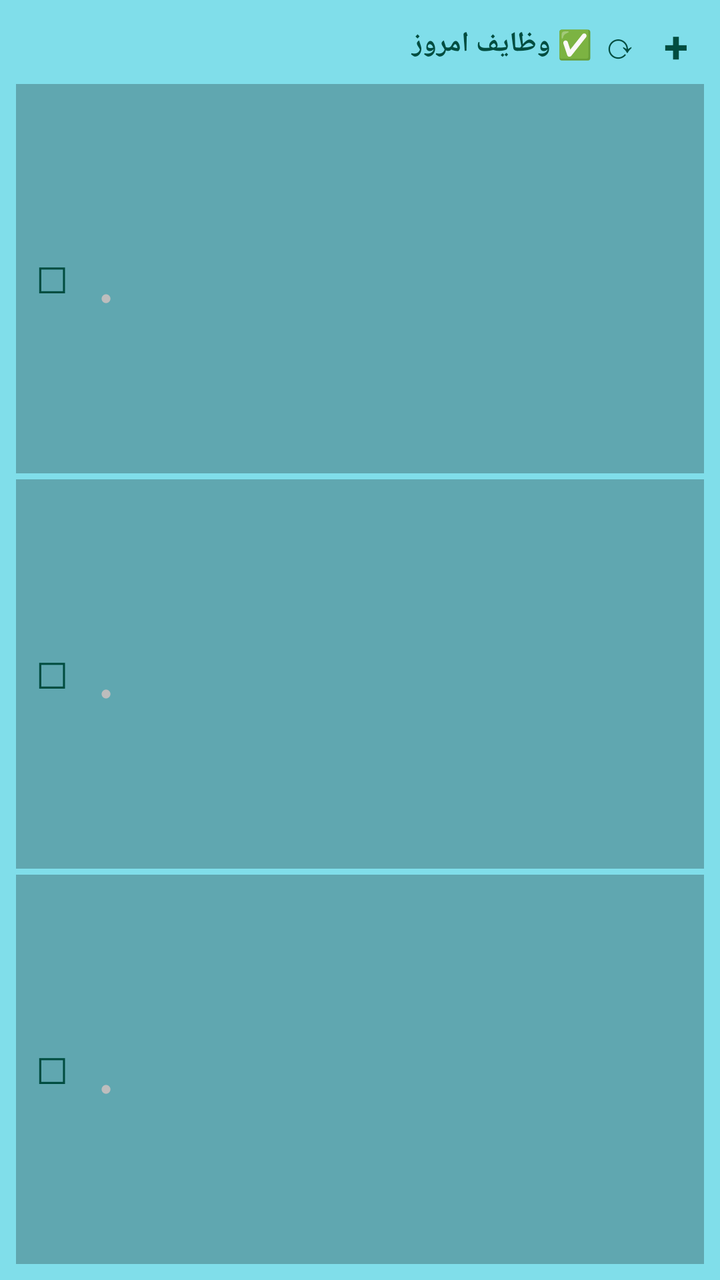
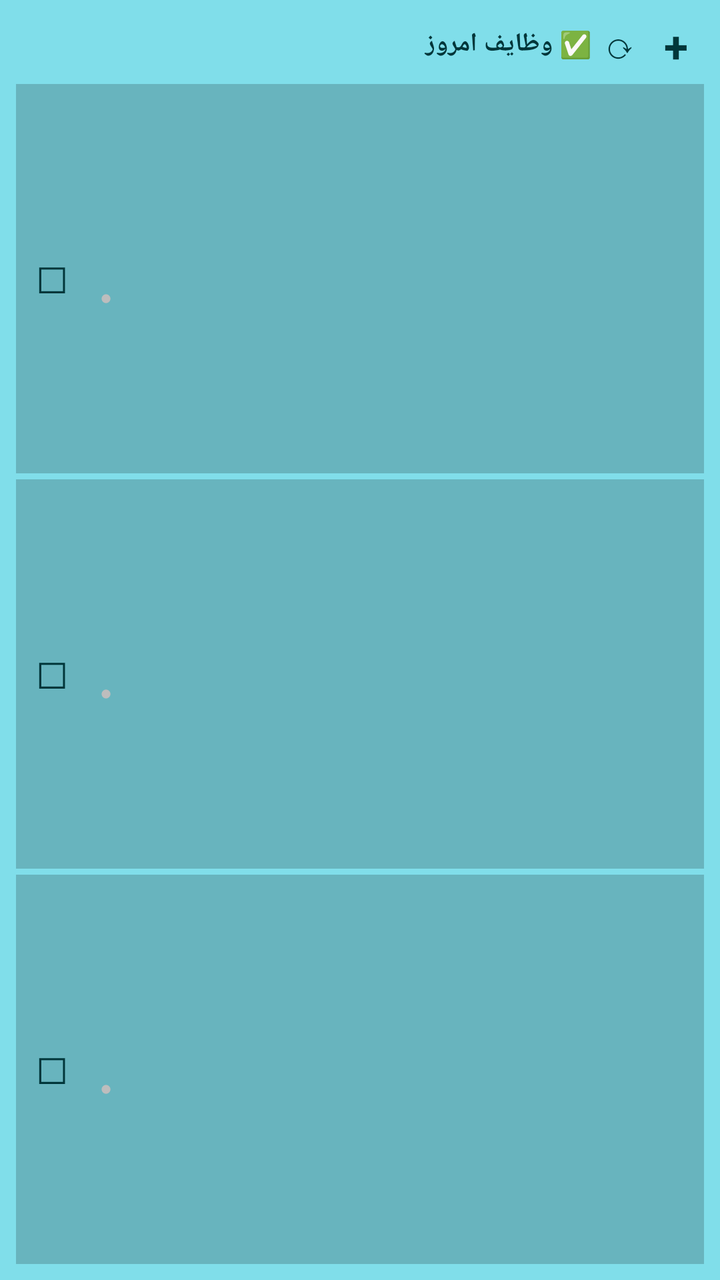

Two renders of the same Android screen: before a commit and after it. Below are the layout's source before the change and the commit's diff.
<!-- AndroidManifest.xml: application theme Theme.Yaddasht -->
<!-- res/layout/task_widget_layout.xml -->
<?xml version="1.0" encoding="utf-8"?>
<LinearLayout xmlns:android="http://schemas.android.com/apk/res/android"
    android:id="@+id/task_widget_root"
    android:layout_width="match_parent"
    android:layout_height="match_parent"
    android:orientation="vertical"
    android:background="#FF80DEEA"
    android:padding="8dp">

    <LinearLayout
        android:layout_width="match_parent"
        android:layout_height="wrap_content"
        android:orientation="horizontal"
        android:gravity="center_vertical"
        android:layout_marginBottom="6dp">
        <TextView
            android:id="@+id/task_widget_title"
            android:layout_width="0dp"
            android:layout_height="wrap_content"
            android:layout_weight="1"
            android:text="✅ وظایف امروز"
            android:textColor="#FF004D40"
            android:textSize="14sp"
            android:textStyle="bold" />
        <TextView
            android:id="@+id/task_refresh"
            android:layout_width="28dp"
            android:layout_height="28dp"
            android:text="⟳"
            android:textColor="#FF004D40"
            android:textSize="18sp"
            android:gravity="center" />
        <TextView
            android:id="@+id/task_add"
            android:layout_width="28dp"
            android:layout_height="28dp"
            android:text="+"
            android:textColor="#FF004D40"
            android:textSize="22sp"
            android:textStyle="bold"
            android:gravity="center" />
    </LinearLayout>

    <LinearLayout
        android:id="@+id/task_item_1"
        android:layout_width="match_parent"
        android:layout_height="0dp"
        android:layout_weight="1"
        android:orientation="horizontal"
        android:background="#40000000"
        android:padding="6dp"
        android:gravity="center_vertical"
        android:layout_marginBottom="3dp">
        <TextView
            android:id="@+id/task_check_1"
            android:layout_width="24dp"
            android:layout_height="24dp"
            android:text="☐"
            android:textColor="#FF004D40"
            android:textSize="18sp"
            android:gravity="center" />
        <LinearLayout
            android:layout_width="0dp"
            android:layout_height="wrap_content"
            android:layout_weight="1"
            android:orientation="vertical"
            android:layout_marginStart="6dp">
            <TextView
                android:id="@+id/task_title_1"
                android:layout_width="match_parent"
                android:layout_height="wrap_content"
                android:textColor="#FF004D40"
                android:textSize="12sp"
                android:textStyle="bold"
                android:maxLines="1"
                android:ellipsize="end" />
            <LinearLayout
                android:layout_width="match_parent"
                android:layout_height="wrap_content"
                android:orientation="horizontal"
                android:gravity="center_vertical"
                android:layout_marginTop="2dp">
                <TextView
                    android:id="@+id/task_time_1"
                    android:layout_width="wrap_content"
                    android:layout_height="wrap_content"
                    android:textColor="#FF00796B"
                    android:textSize="9sp"
                    android:maxLines="1" />
                <TextView
                    android:id="@+id/task_priority_1"
                    android:layout_width="wrap_content"
                    android:layout_height="wrap_content"
                    android:layout_marginStart="6dp"
                    android:text="●"
                    android:textColor="#FFBDBDBD"
                    android:textSize="10sp" />
            </LinearLayout>
        </LinearLayout>
    </LinearLayout>

    <LinearLayout
        android:id="@+id/task_item_2"
        android:layout_width="match_parent"
        android:layout_height="0dp"
        android:layout_weight="1"
        android:orientation="horizontal"
        android:background="#40000000"
        android:padding="6dp"
        android:gravity="center_vertical"
        android:layout_marginBottom="3dp">
        <TextView
            android:id="@+id/task_check_2"
            android:layout_width="24dp"
            android:layout_height="24dp"
            android:text="☐"
            android:textColor="#FF004D40"
            android:textSize="18sp"
            android:gravity="center" />
        <LinearLayout
            android:layout_width="0dp"
            android:layout_height="wrap_content"
            android:layout_weight="1"
            android:orientation="vertical"
            android:layout_marginStart="6dp">
            <TextView
                android:id="@+id/task_title_2"
                android:layout_width="match_parent"
                android:layout_height="wrap_content"
                android:textColor="#FF004D40"
                android:textSize="12sp"
                android:textStyle="bold"
                android:maxLines="1"
                android:ellipsize="end" />
            <LinearLayout
                android:layout_width="match_parent"
                android:layout_height="wrap_content"
                android:orientation="horizontal"
                android:gravity="center_vertical"
                android:layout_marginTop="2dp">
                <TextView
                    android:id="@+id/task_time_2"
                    android:layout_width="wrap_content"
                    android:layout_height="wrap_content"
                    android:textColor="#FF00796B"
                    android:textSize="9sp"
                    android:maxLines="1" />
                <TextView
                    android:id="@+id/task_priority_2"
                    android:layout_width="wrap_content"
                    android:layout_height="wrap_content"
                    android:layout_marginStart="6dp"
                    android:text="●"
                    android:textColor="#FFBDBDBD"
                    android:textSize="10sp" />
            </LinearLayout>
        </LinearLayout>
    </LinearLayout>

    <LinearLayout
        android:id="@+id/task_item_3"
        android:layout_width="match_parent"
        android:layout_height="0dp"
        android:layout_weight="1"
        android:orientation="horizontal"
        android:background="#40000000"
        android:padding="6dp"
        android:gravity="center_vertical">
        <TextView
            android:id="@+id/task_check_3"
            android:layout_width="24dp"
            android:layout_height="24dp"
            android:text="☐"
            android:textColor="#FF004D40"
            android:textSize="18sp"
            android:gravity="center" />
        <LinearLayout
            android:layout_width="0dp"
            android:layout_height="wrap_content"
            android:layout_weight="1"
            android:orientation="vertical"
            android:layout_marginStart="6dp">
            <TextView
                android:id="@+id/task_title_3"
                android:layout_width="match_parent"
                android:layout_height="wrap_content"
                android:textColor="#FF004D40"
                android:textSize="12sp"
                android:textStyle="bold"
                android:maxLines="1"
                android:ellipsize="end" />
            <LinearLayout
                android:layout_width="match_parent"
                android:layout_height="wrap_content"
                android:orientation="horizontal"
                android:gravity="center_vertical"
                android:layout_marginTop="2dp">
                <TextView
                    android:id="@+id/task_time_3"
                    android:layout_width="wrap_content"
                    android:layout_height="wrap_content"
                    android:textColor="#FF00796B"
                    android:textSize="9sp"
                    android:maxLines="1" />
                <TextView
                    android:id="@+id/task_priority_3"
                    android:layout_width="wrap_content"
                    android:layout_height="wrap_content"
                    android:layout_marginStart="6dp"
                    android:text="●"
                    android:textColor="#FFBDBDBD"
                    android:textSize="10sp" />
            </LinearLayout>
        </LinearLayout>
    </LinearLayout>
</LinearLayout>
<!-- resources referenced by this layout -->
<resources>
  <style name="Theme.Yaddasht" parent="android:Theme.Material.NoActionBar">
          <item name="android:windowBackground">@color/bg</item>
          <item name="android:statusBarColor">@color/bg</item>
          <item name="android:navigationBarColor">@color/bg</item>
      </style>
  <color name="bg">#123B33</color>
</resources>

<!-- the commit's change to res/layout/task_widget_layout.xml (unified diff, before → after) -->
@@ -19,15 +19,17 @@
             android:layout_height="wrap_content"
             android:layout_weight="1"
             android:text="✅ وظایف امروز"
-            android:textColor="#FF004D40"
-            android:textSize="14sp"
-            android:textStyle="bold" />
+            android:textColor="#FF00363A"
+            android:textSize="13sp"
+            android:textStyle="bold"
+            android:maxLines="1"
+            android:ellipsize="end" />
         <TextView
             android:id="@+id/task_refresh"
             android:layout_width="28dp"
             android:layout_height="28dp"
             android:text="⟳"
-            android:textColor="#FF004D40"
+            android:textColor="#FF00363A"
             android:textSize="18sp"
             android:gravity="center" />
         <TextView
@@ -35,7 +37,7 @@
             android:layout_width="28dp"
             android:layout_height="28dp"
             android:text="+"
-            android:textColor="#FF004D40"
+            android:textColor="#FF00363A"
             android:textSize="22sp"
             android:textStyle="bold"
             android:gravity="center" />
@@ -47,7 +49,7 @@
         android:layout_height="0dp"
         android:layout_weight="1"
         android:orientation="horizontal"
-        android:background="#40000000"
+        android:background="#30000000"
         android:padding="6dp"
         android:gravity="center_vertical"
         android:layout_marginBottom="3dp">
@@ -56,7 +58,7 @@
             android:layout_width="24dp"
             android:layout_height="24dp"
             android:text="☐"
-            android:textColor="#FF004D40"
+            android:textColor="#FF00363A"
             android:textSize="18sp"
             android:gravity="center" />
         <LinearLayout
@@ -69,7 +71,7 @@
                 android:id="@+id/task_title_1"
                 android:layout_width="match_parent"
                 android:layout_height="wrap_content"
-                android:textColor="#FF004D40"
+                android:textColor="#FF00363A"
                 android:textSize="12sp"
                 android:textStyle="bold"
                 android:maxLines="1"
@@ -84,7 +86,7 @@
                     android:id="@+id/task_time_1"
                     android:layout_width="wrap_content"
                     android:layout_height="wrap_content"
-                    android:textColor="#FF00796B"
+                    android:textColor="#FF00695C"
                     android:textSize="9sp"
                     android:maxLines="1" />
                 <TextView
@@ -105,7 +107,7 @@
         android:layout_height="0dp"
         android:layout_weight="1"
         android:orientation="horizontal"
-        android:background="#40000000"
+        android:background="#30000000"
         android:padding="6dp"
         android:gravity="center_vertical"
         android:layout_marginBottom="3dp">
@@ -114,7 +116,7 @@
             android:layout_width="24dp"
             android:layout_height="24dp"
             android:text="☐"
-            android:textColor="#FF004D40"
+            android:textColor="#FF00363A"
             android:textSize="18sp"
             android:gravity="center" />
         <LinearLayout
@@ -127,7 +129,7 @@
                 android:id="@+id/task_title_2"
                 android:layout_width="match_parent"
                 android:layout_height="wrap_content"
-                android:textColor="#FF004D40"
+                android:textColor="#FF00363A"
                 android:textSize="12sp"
                 android:textStyle="bold"
                 android:maxLines="1"
@@ -142,7 +144,7 @@
                     android:id="@+id/task_time_2"
                     android:layout_width="wrap_content"
                     android:layout_height="wrap_content"
-                    android:textColor="#FF00796B"
+                    android:textColor="#FF00695C"
                     android:textSize="9sp"
                     android:maxLines="1" />
                 <TextView
@@ -163,7 +165,7 @@
         android:layout_height="0dp"
         android:layout_weight="1"
         android:orientation="horizontal"
-        android:background="#40000000"
+        android:background="#30000000"
         android:padding="6dp"
         android:gravity="center_vertical">
         <TextView
@@ -171,7 +173,7 @@
             android:layout_width="24dp"
             android:layout_height="24dp"
             android:text="☐"
-            android:textColor="#FF004D40"
+            android:textColor="#FF00363A"
             android:textSize="18sp"
             android:gravity="center" />
         <LinearLayout
@@ -184,7 +186,7 @@
                 android:id="@+id/task_title_3"
                 android:layout_width="match_parent"
                 android:layout_height="wrap_content"
-                android:textColor="#FF004D40"
+                android:textColor="#FF00363A"
                 android:textSize="12sp"
                 android:textStyle="bold"
                 android:maxLines="1"
@@ -199,7 +201,7 @@
                     android:id="@+id/task_time_3"
                     android:layout_width="wrap_content"
                     android:layout_height="wrap_content"
-                    android:textColor="#FF00796B"
+                    android:textColor="#FF00695C"
                     android:textSize="9sp"
                     android:maxLines="1" />
                 <TextView
